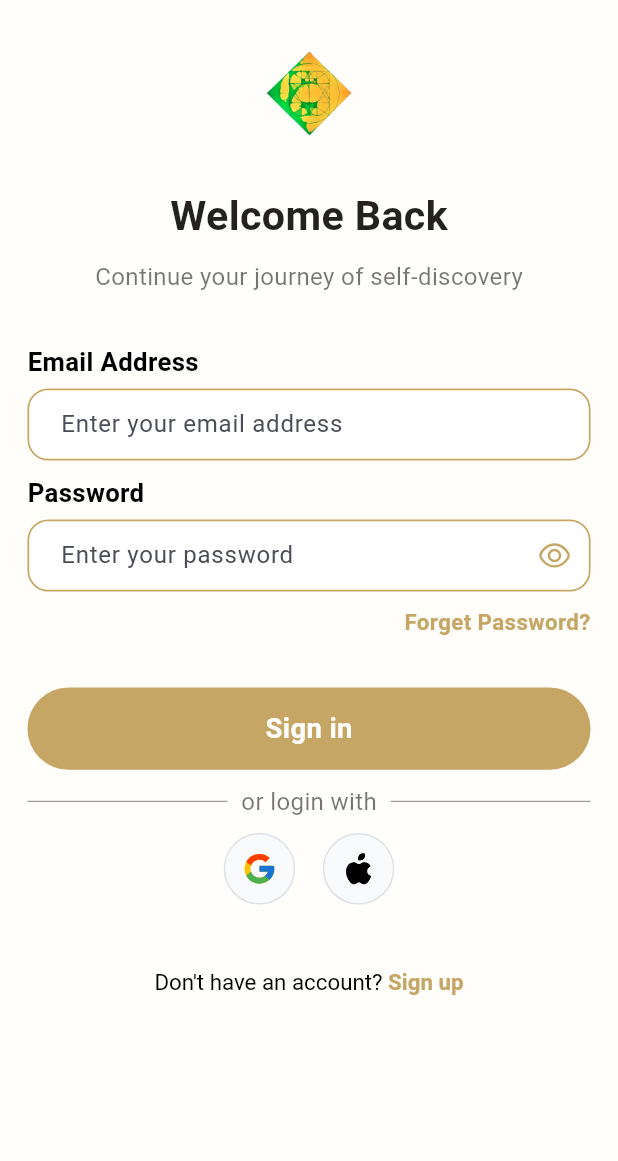
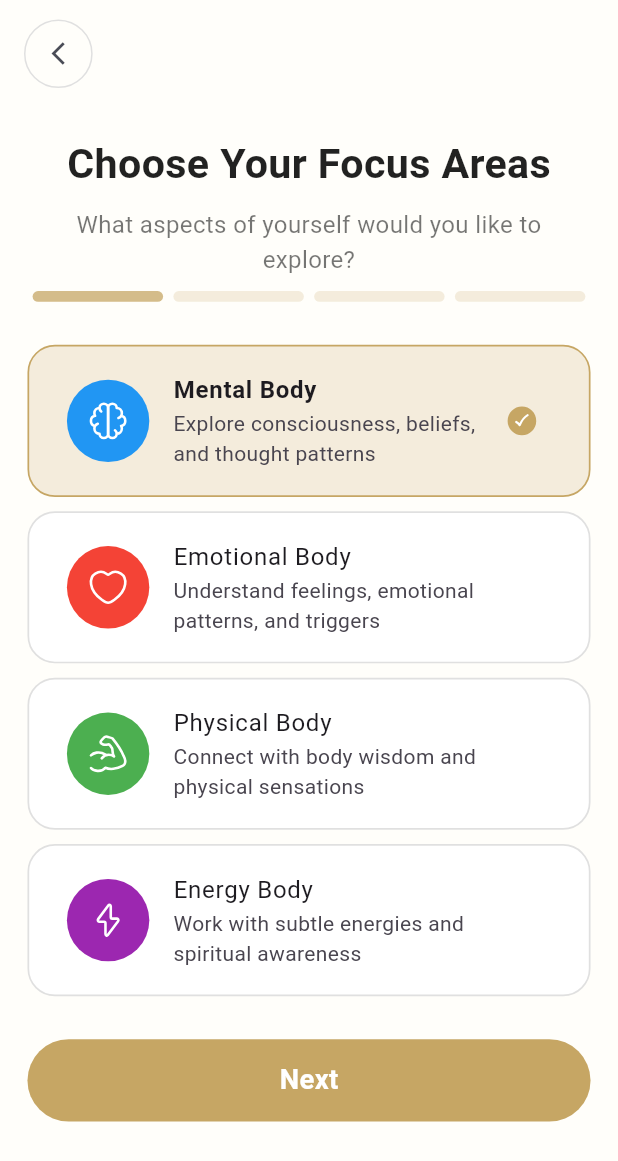
Before and after one commit to backbencherstudio/kristencrabtree, a Flutter app: the RegisterScreen screen opened by its route, scrolled down 50 dp, after a tap on "Sign up", on a phone screen of 412 x 824 dp. Shown: the top 1161 px of the screen. Run offline on Flutter 3.47's test engine with Material 3 defaults, Android fonts, the phone set to English and light mode, and no system bars; our stand-ins replace dio, flutter_screenutil, flutter_svg, get_it, just_audio, lottie and 2 more; missing offline and left inert: record; accounts and stored records are empty.

Commit message:
feat(ui): preference screen

```diff
--- a/lib/app/routes/app_routes.dart
+++ b/lib/app/routes/app_routes.dart
@@ -8,6 +8,7 @@ import 'package:kristencrabtree/features/exercise/presentation/view/screens/comp
 import 'package:kristencrabtree/features/exercise/presentation/view/screens/emotional_body_excavation/emotional_body_excavation_screen.dart';
 import 'package:kristencrabtree/features/onboarding/presentation/view/screen/onboarding_screen.dart';
 import 'package:kristencrabtree/features/parent/presentation/view/parent_screen.dart';
+import 'package:kristencrabtree/features/preference_setup/presentation/view/screens/focus_area/preferences_screen.dart';
 import 'package:kristencrabtree/features/splash/presentation/view/screen/splash_screen.dart';
 import '../../core/constant/route_names.dart';
 import '../../features/home/presentation/view/home_screen.dart';
@@ -24,6 +25,7 @@ class AppRoutes {
      RouteNames.onboardingScreen: (context) => const OnboardingScreen(),
      RouteNames.signUpSelectionScreen: (context) => const SignUpSelectionScreen(),
      RouteNames.registerScreen: (context) => const RegisterScreen(),
+     RouteNames.preferenceScreen: (context) => const PreferencesScreen(),
      RouteNames.loginScreen: (context) => const LoginScreen(),
      RouteNames.homeScreen: (context) => const HomeScreen(),
      RouteNames.parentScreen: (context) => const ParentScreen(),
--- a/lib/app/viewmodels/app_viewmodels.dart
+++ b/lib/app/viewmodels/app_viewmodels.dart
@@ -1,3 +1,4 @@
+import 'package:kristencrabtree/features/preference_setup/presentation/view_model/preference_provider.dart';
 import 'package:provider/provider.dart';
 import 'package:provider/single_child_widget.dart';
 import '../../core/di/di_config.dart';
@@ -14,5 +15,6 @@ class AppViewModels {
     ChangeNotifierProvider<RegisterScreenProvider>(create: (_) => getIt<RegisterScreenProvider>(),),
     ChangeNotifierProvider<EmotionalBodyExcavationScreenProvider>(create: (_) => getIt<EmotionalBodyExcavationScreenProvider>(),),
     ChangeNotifierProvider<CreatePostScreenProvider>(create: (_) => getIt<CreatePostScreenProvider>(),),
+    ChangeNotifierProvider<PreferenceProvider>(create: (_) => getIt<PreferenceProvider>(),),
   ];
 }
--- a/lib/app/widgets/cards/custom_card_base.dart
+++ b/lib/app/widgets/cards/custom_card_base.dart
@@ -6,18 +6,19 @@ import '../../../core/constant/app_colors.dart';
 
 class CustomCardBase extends StatelessWidget {
   const CustomCardBase({
-    super.key, required this.child, this.bgColor, this.borderColor,
+    super.key, required this.child, this.bgColor, this.borderColor, this.hasPadding,
   });
 
   final Color? bgColor;
   final Widget child;
   final Color? borderColor;
+  final bool? hasPadding;
 
   @override
   Widget build(BuildContext context) {
     return Container(
       width: double.infinity,
-      padding: EdgeInsets.all(16.w),
+      padding: hasPadding ?? true ? EdgeInsets.all(16.w) : EdgeInsets.symmetric(horizontal: 8.w, vertical: 8.h),
       decoration: BoxDecoration(
         color: bgColor ?? AppColors.background,
         border: Border.all(color: borderColor ?? AppColors.primary, width: 1.w),
--- a/lib/core/constant/route_names.dart
+++ b/lib/core/constant/route_names.dart
@@ -5,6 +5,13 @@ class RouteNames {
   static const String registerScreen = 'registerScreen';
   static const String signUpSelectionScreen = 'signUpSelectionScreen';
   static const String congratulationScreen = 'congratulationScreen';
+  static const String preferenceScreen = 'preferenceScreen';
+  static const String focusAreaScreen = 'focusAreaScreen';
+  static const String weeklyPracticeScreen = 'weeklyPracticeScreen';
+  static const String contentPreferenceScreen = 'contentPreferenceScreen';
+  static const String setFrequencyScreen = 'setFrequencyScreen';
+  static const String chooseJourneyScreen = 'chooseJourneyScreen';
+  static const String confirmPlanScreen = 'confirmPlanScreen';
   static const String onboardingScreen = 'onboardingScreen';
   static const String parentScreen = 'parentScreen';
   static const String newQuoteEntry = 'newQuoteEntry';
--- a/lib/core/di/di_config.dart
+++ b/lib/core/di/di_config.dart
@@ -2,11 +2,14 @@ import 'package:dio/dio.dart';
 import 'package:get_it/get_it.dart';
 import 'package:kristencrabtree/features/community/presentation/view_model/create_post_screen_provider.dart';
 import 'package:kristencrabtree/features/exercise/presentation/view_model/emotional_body_excavation_screen_provider.dart';
+import 'package:kristencrabtree/features/preference_setup/data/repositories/preferences_repository_impl.dart';
+import 'package:kristencrabtree/features/preference_setup/domain/repository/preferences_repository.dart';
 import '../../features/auth/data/repositories/auth_repository_impl.dart';
 import '../../features/auth/domain/repository/auth_repository.dart';
 import '../../features/auth/presentation/view_model/login/login_screen_provider.dart';
 import '../../features/auth/presentation/view_model/register/register_screen_provider.dart';
 import '../../features/parent/presentation/view_model/parent_screen_provider.dart';
+import '../../features/preference_setup/presentation/view_model/preference_provider.dart';
 import '../services/api_service/api_services.dart';
 
 final GetIt getIt = GetIt.instance;
@@ -18,10 +21,12 @@ Future<void> diConfig() async {
 
 
   getIt.registerLazySingleton<AuthRepository>(() => AuthRepositoriesImpl(getIt<ApiService>()),);
+  getIt.registerLazySingleton<PreferencesRepository>(() => PreferencesRepositoryImpl(getIt<ApiService>()),);
 
 
   getIt.registerFactory<LoginScreenProvider>(() => LoginScreenProvider(getIt<AuthRepository>()),);
   getIt.registerFactory<RegisterScreenProvider>(() => RegisterScreenProvider(getIt<AuthRepository>()),);
+  getIt.registerFactory<PreferenceProvider>(() => PreferenceProvider(getIt<PreferencesRepository>()),);
 
 
   getIt.registerLazySingleton<ParentScreenProvider>(
--- a/lib/features/auth/presentation/view/screens/login/login_screen.dart
+++ b/lib/features/auth/presentation/view/screens/login/login_screen.dart
@@ -95,7 +95,9 @@ class _LoginScreenState extends State<LoginScreen> {
                 ),
                 SizedBox(height: 12.h),
                 PrimaryButton(
-                  onTap: () {},
+                  onTap: () {
+                    Navigator.pushNamedAndRemoveUntil(context, RouteNames.parentScreen, (_) => false);
+                  },
                   buttonTitle: 'Sign in',
                   isRounded: true,
                 ),
--- a/lib/features/auth/presentation/view/screens/register/register_screen.dart
+++ b/lib/features/auth/presentation/view/screens/register/register_screen.dart
@@ -164,10 +164,9 @@ class _RegisterScreenState extends State<RegisterScreen> {
                 ),
                 PrimaryButton(
                   onTap: () {
-                    Navigator.pushNamedAndRemoveUntil(
+                    Navigator.pushNamed(
                         context,
-                        RouteNames.loginScreen,
-                            (_) => false
+                        RouteNames.preferenceScreen,
                     );
                   },
                   buttonTitle: 'Sign up',
--- a/lib/features/auth/presentation/view_model/register/register_screen_provider.dart
+++ b/lib/features/auth/presentation/view_model/register/register_screen_provider.dart
@@ -23,7 +23,7 @@ class RegisterScreenProvider extends ChangeNotifier {
     notifyListeners();
   }
 
-  bool _isChecked = true;
+  bool _isChecked = false;
   bool get isChecked => _isChecked;
 
   void toggleCheck(bool value) {
--- /dev/null
+++ b/lib/features/preference_setup/domain/repository/preferences_repository.dart
@@ -0,0 +1,3 @@
+abstract class PreferencesRepository {
+
+}
--- /dev/null
+++ b/lib/features/preference_setup/presentation/view/screens/focus_area/preferences_screen.dart
@@ -0,0 +1,111 @@
+import 'package:flutter/material.dart';
+import 'package:flutter_screenutil/flutter_screenutil.dart';
+import 'package:flutter_svg/flutter_svg.dart';
+import 'package:kristencrabtree/app/widgets/appbar/custom_app_bar.dart';
+import 'package:kristencrabtree/app/widgets/buttons/primary_button.dart';
+import 'package:kristencrabtree/app/widgets/cards/custom_card_base.dart';
+import 'package:kristencrabtree/core/constant/route_names.dart';
+import 'package:kristencrabtree/features/preference_setup/presentation/view/widgets/preferences_custom_stepper_widget.dart';
+import 'package:kristencrabtree/features/preference_setup/presentation/view/widgets/stepper/content_pref_widget.dart';
+import 'package:kristencrabtree/features/preference_setup/presentation/view/widgets/stepper/set_frequency_widget.dart';
+import 'package:kristencrabtree/features/preference_setup/presentation/view/widgets/stepper/weekly_practice_widget.dart';
+import 'package:kristencrabtree/features/preference_setup/presentation/view_model/preference_provider.dart';
+import 'package:provider/provider.dart';
+
+import '../../../../../../gen/assets.gen.dart';
+import '../../widgets/stepper/focus_area_widget.dart';
+
+class PreferencesScreen extends StatelessWidget {
+  const PreferencesScreen({super.key});
+
+  @override
+  Widget build(BuildContext context) {
+    final List<Map<String, dynamic>> preferencesContent = [
+      {
+        'title': 'Choose Your Focus Areas',
+        'subtitle': 'What aspects of yourself would you like to explore?',
+      },
+      {
+        'title': 'Choose Your Weekly Practice',
+        'subtitle':
+            'Each question becomes a 4-step exercise: Question, Journal, Execution, and Reflection. Your progress will be saved. Select how many exercises you\'d like per week:',
+      },
+      {
+        'title': 'Content Preferences',
+        'subtitle': 'What types of content interest you most?',
+      },
+      {
+        'title': 'Set Your Frequency',
+        'subtitle': 'How often would you like to receive each type?',
+      },
+    ];
+
+    Widget _getStepperContent(int index) {
+      switch (index) {
+        case 0:
+          return FocusAreaWidget();
+        case 1:
+          return WeeklyPracticeWidget();
+        case 2:
+          return ContentPrefWidget();
+        case 3:
+          return SetFrequencyWidget();
+        default:
+          return FocusAreaWidget();
+      }
+    }
+
+    final provider = context.watch<PreferenceProvider>();
+    int _index = provider.selectedIndex;
+
+    return Scaffold(
+      appBar: CustomAppBar(title: ''),
+      body: SafeArea(
+        child: Padding(
+          padding: EdgeInsets.all(16.w),
+          child: SingleChildScrollView(
+            child: Column(
+              spacing: 8.h,
+              crossAxisAlignment: CrossAxisAlignment.center,
+              children: [
+                Text(
+                  preferencesContent[_index]['title'],
+                  style: TextStyle(
+                    fontSize: 24.sp,
+                    fontWeight: FontWeight.bold,
+                    color: Colors.black87,
+                  ),
+                ),
+                Text(
+                  preferencesContent[_index]['subtitle'],
+                  textAlign: TextAlign.center,
+                  style: TextStyle(
+                    fontSize: 14.sp,
+                    fontWeight: FontWeight.w400,
+                    color: Colors.black54,
+                  ),
+                ),
+                PreferencesCustomStepperWidget(completedSteps: _index + 1),
+                SizedBox(height: 8.h),
+                _getStepperContent(_index),
+                SizedBox(height: 8.h),
+                PrimaryButton(
+                  onTap: () {
+                    if (provider.selectedIndex == 3) {
+                      context.read<PreferenceProvider>().resetIndex();
+                      Navigator.pushNamed(context, RouteNames.loginScreen);
+                    } else {
+                      context.read<PreferenceProvider>().incIndex();
+                    }
+                  },
+                  buttonTitle: 'Next',
+                  isRounded: true,
+                ),
+              ],
+            ),
+          ),
+        ),
+      ),
+    );
+  }
+}
--- /dev/null
+++ b/lib/features/preference_setup/presentation/view/widgets/preferences_custom_stepper_widget.dart
@@ -0,0 +1,39 @@
+import 'package:flutter/material.dart';
+import 'package:flutter_screenutil/flutter_screenutil.dart';
+import 'package:kristencrabtree/core/constant/app_colors.dart';
+
+class PreferencesCustomStepperWidget extends StatelessWidget {
+  final int completedSteps;
+
+  const PreferencesCustomStepperWidget({
+    super.key,
+    required this.completedSteps,
+  });
+
+  @override
+  Widget build(BuildContext context) {
+    return Column(
+      crossAxisAlignment: CrossAxisAlignment.start,
+      children: [
+        Row(
+          mainAxisAlignment: MainAxisAlignment.spaceBetween,
+          children: List.generate(4, (index) {
+            final isCompleted = index < completedSteps;
+            return Expanded(
+              child: Container(
+                height: 6.h,
+                margin: EdgeInsets.symmetric(horizontal: 3.w),
+                decoration: BoxDecoration(
+                  color: isCompleted
+                      ? AppColors.primary.withOpacity(0.75)
+                      : AppColors.primary.withOpacity(0.2),
+                  borderRadius: BorderRadius.circular(12.r),
+                ),
+              ),
+            );
+          }),
+        ),
+      ],
+    );
+  }
+}
--- /dev/null
+++ b/lib/features/preference_setup/presentation/view/widgets/stepper/focus_area_widget.dart
@@ -0,0 +1,95 @@
+import 'package:flutter/material.dart';
+import 'package:flutter_screenutil/flutter_screenutil.dart';
+import 'package:flutter_svg/svg.dart';
+import 'package:kristencrabtree/core/constant/app_colors.dart';
+import 'package:provider/provider.dart';
+
+import '../../../../../../app/widgets/cards/custom_card_base.dart';
+import '../../../../../../gen/assets.gen.dart';
+import '../../../view_model/preference_provider.dart';
+
+class FocusAreaWidget extends StatelessWidget {
+  FocusAreaWidget({super.key});
+
+  final List<Map<String, dynamic>> focusAreaContent = [
+    {
+      'title': 'Mental Body',
+      'subtitle': 'Explore consciousness, beliefs, and thought patterns',
+      'icon': Assets.icons.brain,
+      'color': Colors.blue,
+    },
+    {
+      'title': 'Emotional Body',
+      'subtitle': 'Understand feelings, emotional patterns, and triggers',
+      'icon': Assets.icons.heart,
+      'color': Colors.red,
+    },
+    {
+      'title': 'Physical Body',
+      'subtitle': 'Connect with body wisdom and physical sensations',
+      'icon': Assets.icons.musscle,
+      'color': Colors.green,
+    },
+    {
+      'title': 'Energy Body',
+      'subtitle': 'Work with subtle energies and spiritual awareness',
+      'icon': Assets.icons.bolt,
+      'color': Colors.purple,
+    },
+  ];
+
+  @override
+  Widget build(BuildContext context) {
+    final provider = context.watch<PreferenceProvider>();
+    final selectedIndex = provider.focusSelectedIndex;
+
+    return Column(
+      spacing: 8.h,
+      children: List.generate(focusAreaContent.length, (index) {
+        final item = focusAreaContent[index];
+        final isSelected = index == selectedIndex;
+
+        return GestureDetector(
+          onTap: () {
+            provider.setFocusIndex(index);
+            provider.setPref1(item['title']);
+          },
+          child: CustomCardBase(
+            hasPadding: false,
+            borderColor: isSelected ? AppColors.primary : Colors.black12,
+            bgColor: isSelected
+                ? AppColors.primary.withOpacity(0.2)
+                : Colors.white,
+            child: ListTile(
+              leading: Container(
+                height: 48.w,
+                width: 48.w,
+                padding: EdgeInsets.all(12.w),
+                decoration: BoxDecoration(
+                  color: item['color'],
+                  shape: BoxShape.circle,
+                ),
+                child: SvgPicture.asset(
+                  item['icon'],
+                  color: Colors.white,
+                ),
+              ),
+              title: Text(
+                item['title'],
+                style: TextStyle(
+                  fontWeight: isSelected ? FontWeight.w600 : FontWeight.normal,
+                ),
+              ),
+              subtitle: Text(
+                item['subtitle'],
+              ),
+              trailing: isSelected
+                  ? SvgPicture.asset(Assets.icons.tikFilled, height: 20.w, width: 20.w,)
+                  : null,
+            ),
+          ),
+        );
+      }),
+    );
+  }
+}
--- /dev/null
+++ b/lib/features/preference_setup/presentation/view_model/preference_provider.dart
@@ -0,0 +1,107 @@
+import 'dart:convert';
+import 'package:flutter/material.dart';
+import 'package:kristencrabtree/features/preference_setup/domain/repository/preferences_repository.dart';
+
+class PreferenceProvider extends ChangeNotifier {
+  final PreferencesRepository _repository;
+
+  PreferenceProvider(this._repository);
+
+  int _selectedIndex = 0;
+  int get selectedIndex => _selectedIndex;
+
+  void incIndex() {
+    _selectedIndex++;
+    debugPrint('--- selectedIndex: $_selectedIndex');
+    notifyListeners();
+  }
+
+  void resetIndex() {
+    _selectedIndex = 0;
+    debugPrint('--- selectedIndex: $_selectedIndex');
+    notifyListeners();
+  }
+
+  String _pref1 = 'Mental Body';
+  String _pref2 = 'Mental Body';
+  List<String> _pref3 = [];
+  String _pref4 = ''; // will store all frequencies in JSON format
+
+  String get pref1 => _pref1;
+  String get pref2 => _pref2;
+  List<String> get pref3 => _pref3;
+  String get pref4 => _pref4;
+
+  void setPref1(String value) {
+    _pref1 = value;
+    debugPrint('--- pref1: $_pref1');
+    notifyListeners();
+  }
+
+  void setPref2(String value) {
+    _pref2 = value;
+    debugPrint('--- pref2: $_pref2');
+    notifyListeners();
+  }
+
+  void setPref4(String value) {
+    _pref4 = value;
+    debugPrint('--- pref4: $_pref4');
+    notifyListeners();
+  }
+
+  void togglePref3(String value) {
+    if (_pref3.contains(value)) {
+      _pref3.remove(value);
+    } else {
+      _pref3.add(value);
+    }
+    debugPrint('--- pref3: $_pref3');
+    notifyListeners();
+  }
+
+  void clearPref3() {
+    _pref3.clear();
+    notifyListeners();
+  }
+
+  int _focusSelectedIndex = 0;
+  int get focusSelectedIndex => _focusSelectedIndex;
+
+  void setFocusIndex(int value) {
+    _focusSelectedIndex = value;
+    notifyListeners();
+  }
+
+  int _exerciseSelectedIndex = 0;
+  int get exerciseSelectedIndex => _exerciseSelectedIndex;
+
+  void setExerciseIndex(int value) {
+    _exerciseSelectedIndex = value;
+    notifyListeners();
+  }
+
+  final Map<String, String> _frequencies = {
+    'Daily Wisdom Quotes': 'Daily',
+    'Guided Exercises': 'Daily',
+    'Meditation Content': 'Daily',
+    'Community Discussions': 'Daily',
+    'Journal Prompts': 'Daily',
+    'Scientific Insights': 'Daily',
+  };
+
+  Map<String, String> get frequencies => _frequencies;
+
+  void setFrequency(String title, String value) {
+    _frequencies[title] = value;
+
+    _pref4 = jsonEncode(_frequencies);
+    debugPrint('--- pref4 (frequencies JSON): $_pref4');
+
+    notifyListeners();
+  }
+
+  String? getFrequency(String title) {
+    return _frequencies[title];
+  }
+}
--- a/lib/gen/assets.gen.dart
+++ b/lib/gen/assets.gen.dart
@@ -49,6 +49,9 @@ class $AssetsIconsGen {
 
   /// File path: assets/icons/daily_excercise.svg
   String get dailyExcercise => 'assets/icons/daily_excercise.svg';
+
+  /// File path: assets/icons/dart.svg
+  String get dart => 'assets/icons/dart.svg';
 
   /// File path: assets/icons/edit.svg
   String get edit => 'assets/icons/edit.svg';
@@ -190,6 +193,7 @@ class $AssetsIconsGen {
     cottationSwap,
     currentStreak,
     dailyExcercise,
+    dart,
     edit,
     editN,
     excerciseCompleted,
```
Also changed, not shown: lib/app/widgets/text_field/custom_drop_down_text_field.dart (added, +64 -0 lines), lib/features/preference_setup/data/repositories/preferences_repository_impl.dart (added, +10 -0 lines), lib/features/preference_setup/presentation/view/widgets/stepper/content_pref_widget.dart (added, +96 -0 lines), lib/features/preference_setup/presentation/view/widgets/stepper/set_frequency_widget.dart (added, +78 -0 lines), lib/features/preference_setup/presentation/view/widgets/stepper/weekly_practice_widget.dart (added, +103 -0 lines), assets/icons/dart.svg (added).
